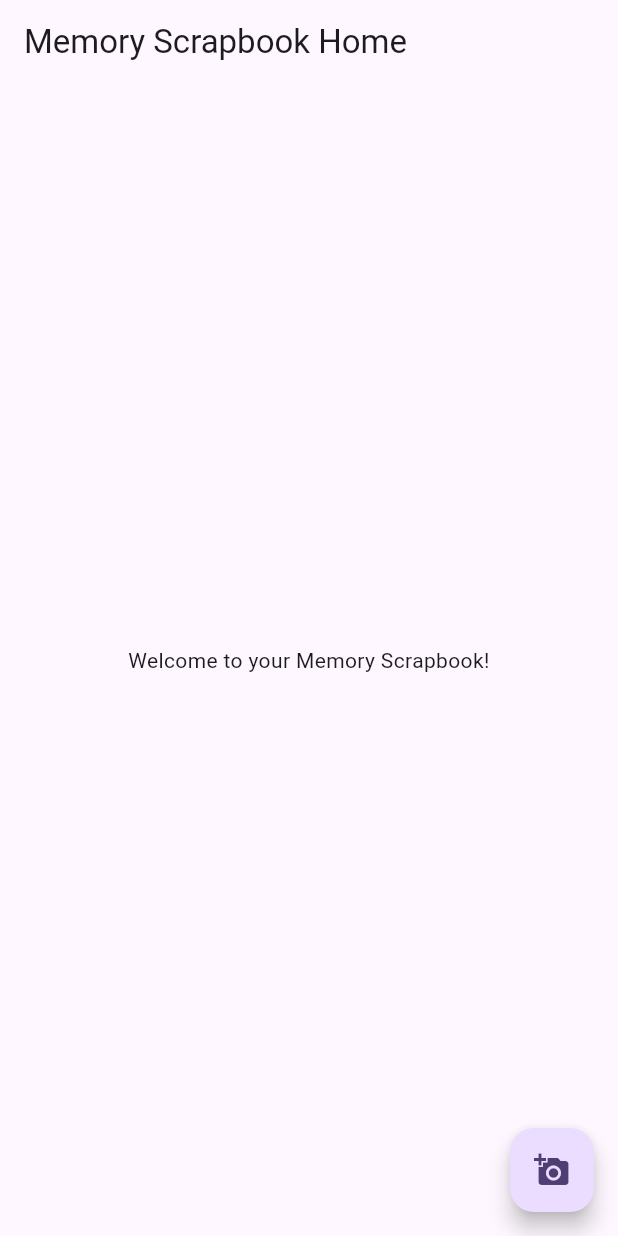
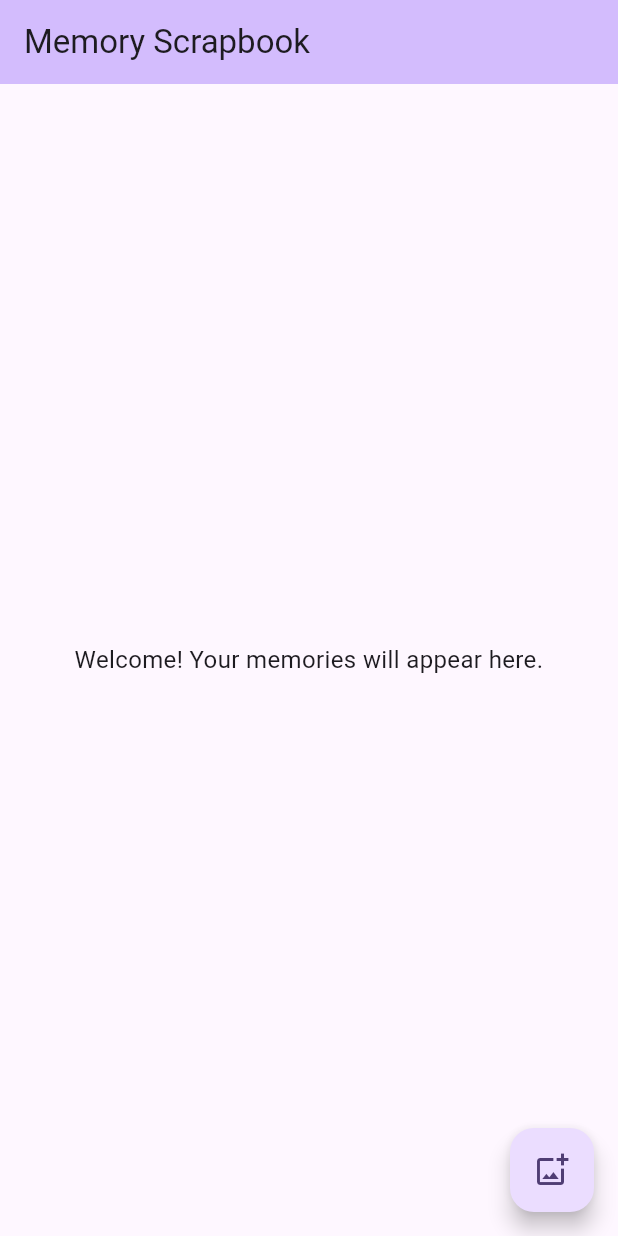
Before and after one commit to TheGeneticsGuy/memoryscrapbook, a Flutter app: the screen it shows after launch, on a phone screen of 412 x 824 dp. Run offline on Flutter 3.47's test engine with Material 3 defaults, Android fonts, the phone set to English and light mode, and no system bars; our stand-ins replace hive, hive_flutter; accounts and stored records are empty.

Commit message:
Fixed the memory screen nav issue

```diff
--- a/lib/main.dart
+++ b/lib/main.dart
@@ -1,9 +1,14 @@
 import 'package:flutter/material.dart';
 import 'package:hive_flutter/hive_flutter.dart'; // This is for local storage
+import 'package:memoryscrapbook/models/memory_entry.dart';
+import 'package:memoryscrapbook/screens/create_memory_screen.dart';
 
 void main() async {     // Note, I had to make this async because of await for memory retrieval
   WidgetsFlutterBinding.ensureInitialized();  // Built-in feature to ensure that the plgin servers are initialized
   await Hive.initFlutter();                   // Not going to run the app until the Hive (data) is loaded
+  Hive.registerAdapter(MemoryEntryAdapter());
+
+  // Ok, now let's run the app - code below
   runApp(const MyApp());
 }
 
@@ -22,7 +27,7 @@ class MyApp extends StatelessWidget {
         colorScheme: ColorScheme.fromSeed(seedColor: Colors.deepPurple),
         useMaterial3: true,
       ),
-      home: const MemoryLogScreen(title: 'Memory Scrapbook Home'), // Just the home page placeholder
+      home: const MemoryLogScreen(title: 'Memory Scrapbook'), // Just the home page placeholder
     );
   }
 }
@@ -42,33 +47,36 @@ class MemoryLogScreen extends StatefulWidget {
 // Ok, let's get to the home page
 class _MemoryLogScreenState extends State<MemoryLogScreen> {
 
-  // Regarding the visual elements of the home page and scaffolding
+  // For the visual elements of the home page and scaffolding
   @override
   Widget build(BuildContext context) {
     return Scaffold(
       appBar: AppBar(
+        backgroundColor: Theme.of(context).colorScheme.inversePrimary,    // Neat trick to get complimentary color
         title: Text(widget.title),
       ),
 
       // Text of the body on the home page
       body: const Center(
         child: Text(
-          'Welcome to your Memory Scrapbook!',
+          'Welcome! Your memories will appear here.',
           textAlign: TextAlign.center,
+          style: TextStyle(fontSize: 16),
         ),
       ),
 
-      // Add a new memory button - Gonna keep it at the bottom
+      // Add a new memory button
       floatingActionButton: FloatingActionButton(
         onPressed: () {
-          ScaffoldMessenger.of(context).showSnackBar(
-            const SnackBar(content: Text('Create a New Memory')),
+          Navigator.push(
+            context,
+            MaterialPageRoute(builder: (context) => const CreateMemoryScreen()),
           );
         },
 
         // This is so I can click the add a photo b utton which opens the add a new memory
         tooltip: 'Create a Memory',
-        child: const Icon(Icons.add_a_photo),
+        child: const Icon(Icons.add_photo_alternate_outlined),
       ),
     );
   }
```
Also changed, not shown: lib/screens/create_memory_screen.dart (added, +20 -0 lines).
